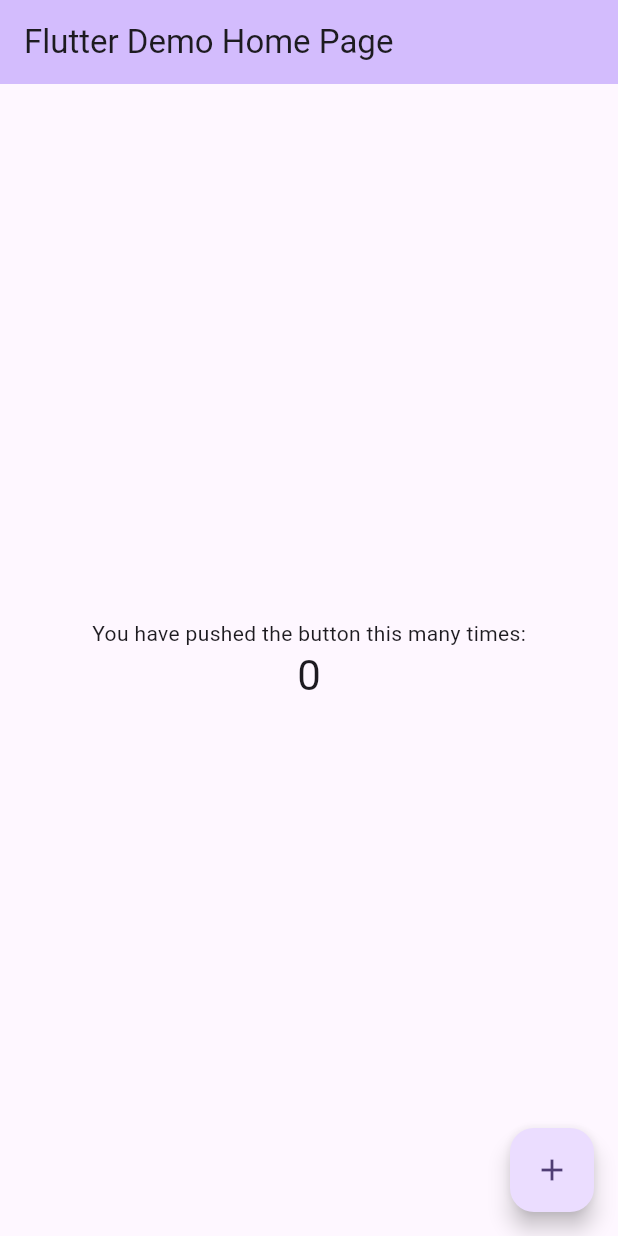
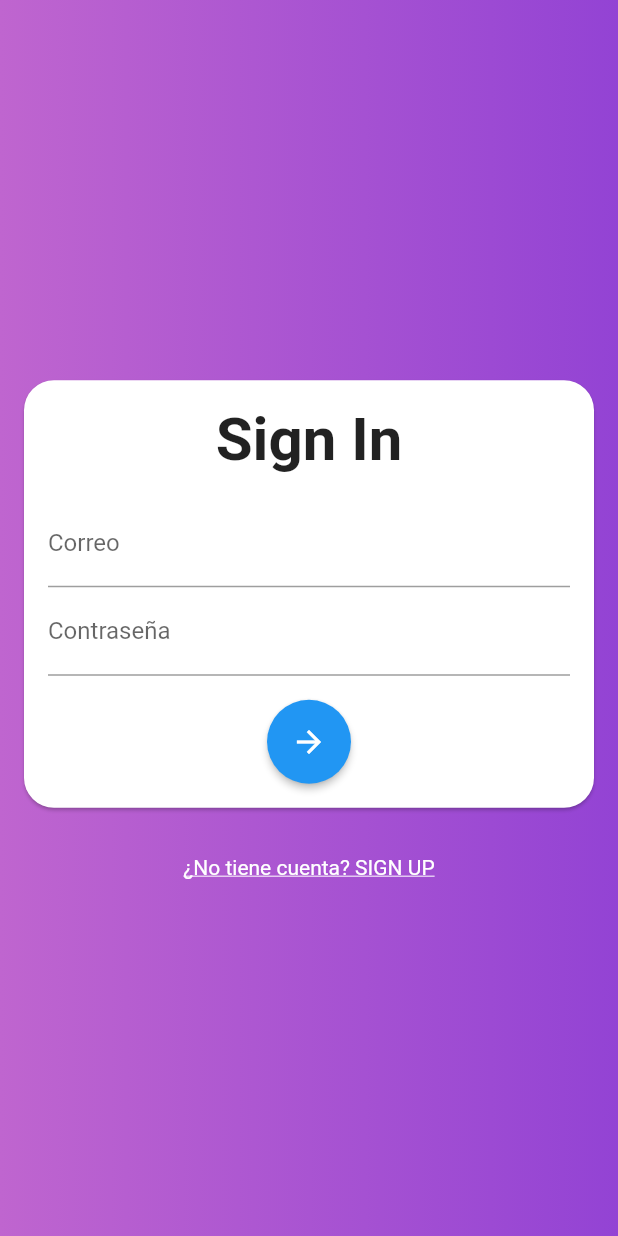
Before and after one commit to olaffmp23/ProyectoPDM, a Flutter app: the screen it shows after launch, on a phone screen of 412 x 824 dp. Run offline on Flutter 3.47's test engine with Material 2 defaults, Android fonts, the phone set to English and light mode, and no system bars.

Commit message:
Login Screens (Sign Up & Sign In)

```diff
--- a/app_finanzas/lib/main.dart
+++ b/app_finanzas/lib/main.dart
@@ -1,125 +1,15 @@
 import 'package:flutter/material.dart';
+import 'package:app_finanzas/screens/login/SingInPage.dart';
 
 void main() {
-  runApp(const MyApp());
+  runApp(MyApp());
 }
 
 class MyApp extends StatelessWidget {
-  const MyApp({super.key});
-
-  // This widget is the root of your application.
   @override
   Widget build(BuildContext context) {
     return MaterialApp(
-      title: 'Flutter Demo',
-      theme: ThemeData(
-        // This is the theme of your application.
-        //
-        // TRY THIS: Try running your application with "flutter run". You'll see
-        // the application has a blue toolbar. Then, without quitting the app,
-        // try changing the seedColor in the colorScheme below to Colors.green
-        // and then invoke "hot reload" (save your changes or press the "hot
-        // reload" button in a Flutter-supported IDE, or press "r" if you used
-        // the command line to start the app).
-        //
-        // Notice that the counter didn't reset back to zero; the application
-        // state is not lost during the reload. To reset the state, use hot
-        // restart instead.
-        //
-        // This works for code too, not just values: Most code changes can be
-        // tested with just a hot reload.
-        colorScheme: ColorScheme.fromSeed(seedColor: Colors.deepPurple),
-        useMaterial3: true,
-      ),
-      home: const MyHomePage(title: 'Flutter Demo Home Page'),
+      home: SignInPage(),
     );
   }
 }
-
-class MyHomePage extends StatefulWidget {
-  const MyHomePage({super.key, required this.title});
-
-  // This widget is the home page of your application. It is stateful, meaning
-  // that it has a State object (defined below) that contains fields that affect
-  // how it looks.
-
-  // This class is the configuration for the state. It holds the values (in this
-  // case the title) provided by the parent (in this case the App widget) and
-  // used by the build method of the State. Fields in a Widget subclass are
-  // always marked "final".
-
-  final String title;
-
-  @override
-  State<MyHomePage> createState() => _MyHomePageState();
-}
-
-class _MyHomePageState extends State<MyHomePage> {
-  int _counter = 0;
-
-  void _incrementCounter() {
-    setState(() {
-      // This call to setState tells the Flutter framework that something has
-      // changed in this State, which causes it to rerun the build method below
-      // so that the display can reflect the updated values. If we changed
-      // _counter without calling setState(), then the build method would not be
-      // called again, and so nothing would appear to happen.
-      _counter++;
-    });
-  }
-
-  @override
-  Widget build(BuildContext context) {
-    // This method is rerun every time setState is called, for instance as done
-    // by the _incrementCounter method above.
-    //
-    // The Flutter framework has been optimized to make rerunning build methods
-    // fast, so that you can just rebuild anything that needs updating rather
-    // than having to individually change instances of widgets.
-    return Scaffold(
-      appBar: AppBar(
-        // TRY THIS: Try changing the color here to a specific color (to
-        // Colors.amber, perhaps?) and trigger a hot reload to see the AppBar
-        // change color while the other colors stay the same.
-        backgroundColor: Theme.of(context).colorScheme.inversePrimary,
-        // Here we take the value from the MyHomePage object that was created by
-        // the App.build method, and use it to set our appbar title.
-        title: Text(widget.title),
-      ),
-      body: Center(
-        // Center is a layout widget. It takes a single child and positions it
-        // in the middle of the parent.
-        child: Column(
-          // Column is also a layout widget. It takes a list of children and
-          // arranges them vertically. By default, it sizes itself to fit its
-          // children horizontally, and tries to be as tall as its parent.
-          //
-          // Column has various properties to control how it sizes itself and
-          // how it positions its children. Here we use mainAxisAlignment to
-          // center the children vertically; the main axis here is the vertical
-          // axis because Columns are vertical (the cross axis would be
-          // horizontal).
-          //
-          // TRY THIS: Invoke "debug painting" (choose the "Toggle Debug Paint"
-          // action in the IDE, or press "p" in the console), to see the
-          // wireframe for each widget.
-          mainAxisAlignment: MainAxisAlignment.center,
-          children: <Widget>[
-            const Text(
-              'You have pushed the button this many times:',
-            ),
-            Text(
-              '$_counter',
-              style: Theme.of(context).textTheme.headlineMedium,
-            ),
-          ],
-        ),
-      ),
-      floatingActionButton: FloatingActionButton(
-        onPressed: _incrementCounter,
-        tooltip: 'Increment',
-        child: const Icon(Icons.add),
-      ), // This trailing comma makes auto-formatting nicer for build methods.
-    );
-  }
-}
--- /dev/null
+++ b/app_finanzas/lib/screens/login/SingInPage.dart
@@ -0,0 +1,96 @@
+import 'package:flutter/material.dart';
+import 'package:app_finanzas/screens/menu/menu.dart';
+import 'package:app_finanzas/screens/login/SingUpPage.dart';
+
+class SignInPage extends StatelessWidget {
+  @override
+  Widget build(BuildContext context) {
+    return Scaffold(
+      body: Container(
+        decoration: BoxDecoration(
+          gradient: LinearGradient(
+            begin: Alignment.centerRight,
+            end: Alignment.centerLeft,
+            colors: [
+              Color.fromARGB(255, 147, 67, 212),
+              Color.fromARGB(255, 191, 101, 207),
+            ],
+          ),
+        ),
+        child: Center(
+          child: Column(
+            mainAxisSize: MainAxisSize.min,
+            children: <Widget>[
+              Card(
+                margin: EdgeInsets.all(16.0),
+                shape: RoundedRectangleBorder(
+                  borderRadius: BorderRadius.circular(20.0),
+                ),
+                child: Padding(
+                  padding: EdgeInsets.all(16.0),
+                  child: Column(
+                    mainAxisSize: MainAxisSize.min,
+                    children: <Widget>[
+                      Text(
+                        'Sign In',
+                        style: TextStyle(
+                          fontSize: 40.0,
+                          fontWeight: FontWeight.bold,
+                        ),
+                      ),
+                      SizedBox(height: 16.0),
+                      TextFormField(
+                        decoration: InputDecoration(labelText: 'Correo'),
+                      ),
+                      TextFormField(
+                        obscureText: true,
+                        decoration: InputDecoration(labelText: 'Contraseña'),
+                      ),
+                      SizedBox(height: 16.0),
+                      ElevatedButton(
+                        onPressed: () {
+                          // Agregar aquí la lógica para iniciar sesión
+                          // ...
+                          // Después de que el usuario haya iniciado sesión, navegamos a la página de menú
+                          Navigator.push(
+                            context,
+                            MaterialPageRoute(
+                                builder: (context) =>
+                                    MyPage()), // Cambia a MyPage si es la pantalla correcta
+                          );
+                        },
+                        child: Icon(Icons.arrow_forward),
+                        style: ElevatedButton.styleFrom(
+                          shape: CircleBorder(),
+                          padding: EdgeInsets.all(16.0),
+                        ),
+                      ),
+                    ],
+                  ),
+                ),
+              ),
+              SizedBox(height: 16.0),
+              GestureDetector(
+                onTap: () {
+                  // Agregar aquí la lógica para navegar a la pantalla de registro
+                  Navigator.push(
+                    context,
+                    MaterialPageRoute(builder: (context) => SignUpPage()),
+                  );
+                },
+                child: Text(
+                  '¿No tiene cuenta? SIGN UP',
+                  style: TextStyle(
+                    color: Colors
+                        .white, // Cambiado a blanco para mayor visibilidad
+                    decoration: TextDecoration.underline,
+                  ),
+                ),
+              ),
+            ],
+          ),
+        ),
+      ),
+    );
+  }
+}
--- a/app_finanzas/lib/menu.dart
+++ b/app_finanzas/lib/screens/menu/menu.dart
@@ -1,18 +1,5 @@
 import 'package:flutter/material.dart';
-import 'funciones/ClickContainer.dart';
-
-void main() {
-  runApp(MyApp());
-}
-
-class MyApp extends StatelessWidget {
-  @override
-  Widget build(BuildContext context) {
-    return MaterialApp(
-      home: MyPage(),
-    );
-  }
-}
+import '/funciones/ClickContainer.dart';
 
 class MyPage extends StatelessWidget {
   @override
@@ -25,7 +12,10 @@ class MyPage extends StatelessWidget {
               gradient: LinearGradient(
                 begin: Alignment.centerLeft,
                 end: Alignment.centerRight,
-                colors: [Color.fromARGB(255, 147, 67, 212), Color.fromARGB(255, 191, 101, 207)],
+                colors: [
+                  Color.fromARGB(255, 147, 67, 212),
+                  Color.fromARGB(255, 191, 101, 207)
+                ],
               ),
             ),
           ),
@@ -87,7 +77,8 @@ class MyPage extends StatelessWidget {
                     child: Column(
                       children: [
                         Padding(
-                        padding: const EdgeInsets.symmetric(horizontal: 16.0, vertical: 4),
+                          padding: const EdgeInsets.symmetric(
+                              horizontal: 16.0, vertical: 4),
                           child: Row(
                             //mainAxisAlignment: MainAxisAlignment.center,
                             children: [
```
Also changed, not shown: app_finanzas/lib/screens/login/SingUpPage.dart (added, +94 -0 lines), app_finanzas/pubspec.lock, 1 other file. Lines whose indentation alone changed are shown as unchanged.
